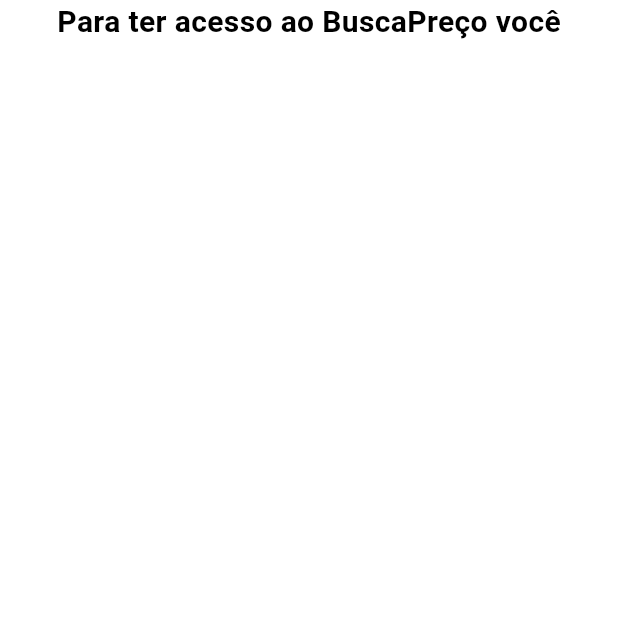
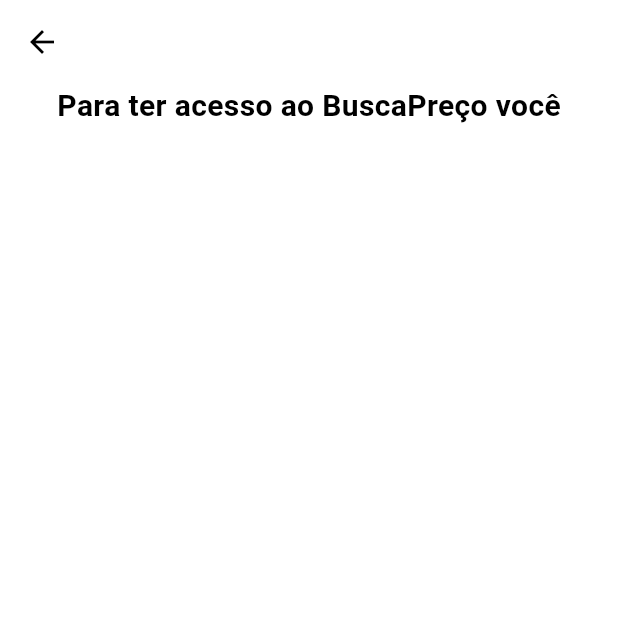
Before and after one commit to formatechsolutions/Buscador-de-pre-o, a Flutter app: the screen it shows after launch, after a tap on "REGISTRAR", on a phone screen of 412 x 824 dp, the top half of it. Run offline on Flutter 3.47's test engine with Material 3 defaults, Android fonts, the phone set to English and light mode, and no system bars; our stand-ins replace get, package_info_plus.

Commit message:
Componentizando os botões

```diff
--- /dev/null
+++ b/lib/core/pages/custom/button/custom_button_main.dart
@@ -0,0 +1,48 @@
+import 'package:busca_preco/core/pages/custom/colors.dart';
+import 'package:flutter/material.dart';
+import 'package:get/get.dart';
+
+class CustomButtonMain extends StatelessWidget {
+  final String text;
+  final String toPage;
+  final Color colorButton;
+  final bool colorBackground;
+
+  const CustomButtonMain({
+    super.key,
+    required this.text,
+    required this.toPage,
+    required this.colorButton,
+    required this.colorBackground,
+  });
+
+  @override
+  Widget build(BuildContext context) {
+    return SizedBox(
+      width: 300,
+      child: OutlinedButton(
+        onPressed: () {
+          Get.toNamed(toPage);
+        },
+        style: OutlinedButton.styleFrom(
+          padding: const EdgeInsets.all(25.0),
+          shape: RoundedRectangleBorder(
+            borderRadius: BorderRadius.circular(15.0),
+          ),
+          side: BorderSide(
+            color: colorButton,
+            width: 2.0,
+          ),
+          backgroundColor: colorBackground ? colorButton : Colors.transparent,
+        ),
+        child: Text(
+          text,
+          style: TextStyle(
+            color: colorBackground ? ColorsConfig.textWhite : colorButton,
+            fontWeight: FontWeight.bold,
+          ),
+        ),
+      ),
+    );
+  }
+}
--- a/lib/core/pages/home/HomePage.dart
+++ b/lib/core/pages/home/HomePage.dart
@@ -1,6 +1,6 @@
 // ignore_for_file: use_key_in_widget_constructors
 
-import 'package:busca_preco/core/src/colors/colors.dart';
+import 'package:busca_preco/core/pages/custom/colors.dart';
 import 'package:flutter/material.dart';
 import 'package:get/get.dart';
 
--- a/lib/core/pages/login/LoginPage.dart
+++ b/lib/core/pages/login/LoginPage.dart
@@ -1,8 +1,9 @@
 // ignore_for_file: use_key_in_widget_constructors
 
+import 'package:busca_preco/core/pages/custom/button/custom_button_main.dart';
 import 'package:busca_preco/core/pages/custom/text/custom_text_transparent.dart';
 import 'package:package_info_plus/package_info_plus.dart';
-import 'package:busca_preco/core/src/colors/colors.dart';
+import 'package:busca_preco/core/pages/custom/colors.dart';
 import 'package:flutter/material.dart';
 import 'package:get/get.dart';
 
@@ -51,51 +52,17 @@ class LoginPage extends StatelessWidget {
                 ],
               ),
               const Spacer(),
-              Column(
+              const Column(
                 mainAxisAlignment: MainAxisAlignment.center,
                 children: [
                   SizedBox(
                     width: 300,
-                    child: OutlinedButton(
-                      onPressed: () {
-                        Get.toNamed('/register');
-                      },
-                      style: OutlinedButton.styleFrom(
-                        padding: const EdgeInsets.all(25.0),
-                        shape: RoundedRectangleBorder(
-                          borderRadius: BorderRadius.circular(15.0),
-                        ),
-                        side: const BorderSide(
-                          color: ColorsConfig.primary,
-                          width: 2.0,
-                        ),
-                      ),
-                      child: const Text(
-                        'REGISTRAR',
-                        style: TextStyle(
-                            color: ColorsConfig.primary,
-                            fontWeight: FontWeight.bold),
-                      ),
-                    ),
+                    child: CustomButtonMain(text: 'REGISTRAR', toPage: '/register', colorButton: ColorsConfig.primary, colorBackground: false)
                   ),
-                  const SizedBox(height: 20.0),
+                  SizedBox(height: 20.0),
                   SizedBox(
                     width: 300,
-                    child: OutlinedButton(
-                      style: OutlinedButton.styleFrom(
-                        padding: const EdgeInsets.all(25.0),
-                        backgroundColor: ColorsConfig.primary,
-                        enabledMouseCursor: MouseCursor.defer,
-                        shape: RoundedRectangleBorder(
-                          borderRadius: BorderRadius.circular(15.0),
-                        ),
-                      ),
-                      onPressed: () {
-                        Get.toNamed('/home');
-                      },
-                      child: const Text('LOGIN',
-                          style: TextStyle(color: Colors.white)),
-                    ),
+                    child: CustomButtonMain(text: 'LOGIN', toPage: '/login', colorButton: ColorsConfig.primary, colorBackground: true)
                   )
                 ],
               ),
--- a/lib/core/pages/register/RegisterPage.dart
+++ b/lib/core/pages/register/RegisterPage.dart
@@ -1,6 +1,6 @@
 // ignore_for_file: use_key_in_widget_constructors
 
-import 'package:busca_preco/core/src/colors/colors.dart';
+import 'package:busca_preco/core/pages/custom/colors.dart';
 import 'package:flutter/material.dart';
 import 'package:get/get.dart';
 
@@ -10,14 +10,32 @@ class RegisterPage extends StatelessWidget {
   @override
   Widget build(BuildContext context) {
     return Scaffold(
+      appBar: PreferredSize(
+        preferredSize: const Size.fromHeight(kToolbarHeight),
+        child: Obx(() => AppBar(
+          backgroundColor: colorController.backgroundColor.value,
+          elevation: 0,
+          leading: IconButton(
+            icon: const Icon(Icons.arrow_back),
+            color: ColorsConfig.textBlack,
+            onPressed: () => Get.back(),
+          ),
+        )),
+      ),
       body: Obx(() => Container(
         color: colorController.backgroundColor.value,
         child: const Column(
           children: [
             Center(
-                  child: Text("Para ter acesso ao BuscaPreço você",
-                      style: TextStyle(color: ColorsConfig.textBlack, fontSize: 20, fontWeight: FontWeight.bold)),
-                )
+              child: Text(
+                "Para ter acesso ao BuscaPreço você",
+                style: TextStyle(
+                  color: ColorsConfig.textBlack,
+                  fontSize: 20,
+                  fontWeight: FontWeight.bold,
+                ),
+              ),
+            ),
           ],
         ),
       )),
```
Also changed, not shown: lib/core/pages/custom/colors.dart (renamed from lib/core/src/colors/colors.dart). Lines whose indentation alone changed are shown as unchanged.
